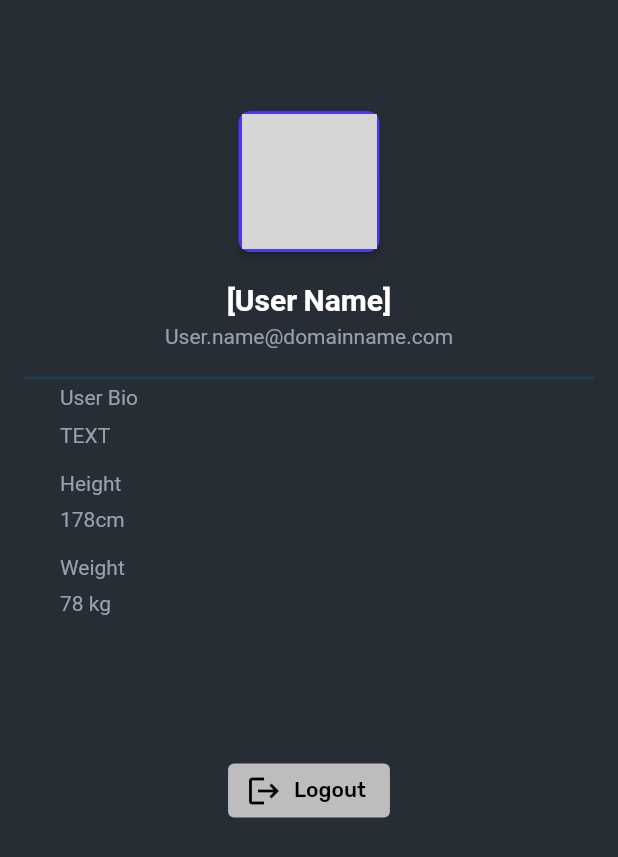
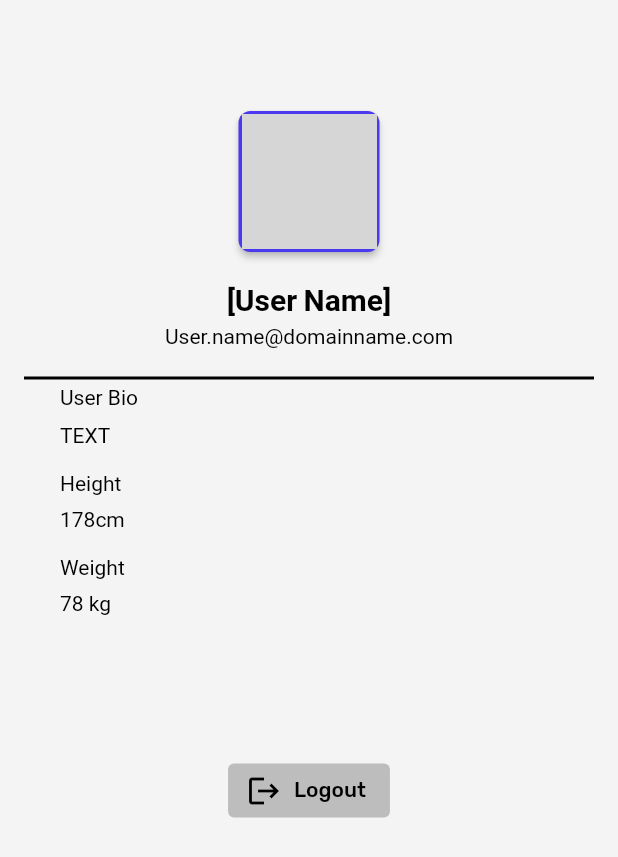
Before and after one commit to jokev106/Calowrie, a Flutter app: the MyAccount screen opened directly, on a phone screen of 412 x 824 dp. Shown: the top 857 px of the screen. Run offline on Flutter 3.47's test engine with Material 2 defaults, Android fonts, the phone set to English and light mode, and no system bars; our stand-ins replace animated_bottom_navigation_bar, cloud_firestore, email_validator, equatable, firebase_auth, firebase_core and 6 more; accounts and stored records are empty; Roboto replaces fonts that are missing (Lexend Deca); grey boxes are pictures that could not be loaded.

Commit message:
Account Color

```diff
--- a/lib/views/pages/account.dart
+++ b/lib/views/pages/account.dart
@@ -14,7 +14,7 @@ class _MyAccountState extends State<MyAccount> {
   Widget build(BuildContext context) {
     return Scaffold(
         // key: scaffoldKey,
-        backgroundColor: const Color(0xFF262D34),
+        // backgroundColor: const Color(0xFF262D34),
         body: SingleChildScrollView(
           child: Column(mainAxisSize: MainAxisSize.max, children: [
             Padding(
@@ -63,7 +63,7 @@ class _MyAccountState extends State<MyAccount> {
                                 style: TextStyle(
                                     fontFamily: 'Lexend Deca',
                                     fontSize: 20,
-                                    color: Colors.white,
+                                    color: Colors.black,
                                     fontWeight: FontWeight.bold),
                               ),
                             ),
@@ -81,7 +81,7 @@ class _MyAccountState extends State<MyAccount> {
                                 style: TextStyle(
                                     fontFamily: 'Lexend Deca',
                                     fontSize: 14,
-                                    color: Color(0xFF95A1AC),
+                                    color: Colors.black,
                                     fontWeight: FontWeight.normal),
                               ),
                             ),
@@ -98,7 +98,7 @@ class _MyAccountState extends State<MyAccount> {
               thickness: 2,
               indent: 16,
               endIndent: 16,
-              color: Color(0x250D9BF1),
+              color: Colors.black,
             ),
             Padding(
               padding: const EdgeInsetsDirectional.fromSTEB(16, 0, 16, 12),
@@ -115,7 +115,7 @@ class _MyAccountState extends State<MyAccount> {
                           style: TextStyle(
                               fontFamily: 'Lexend Deca',
                               fontSize: 14,
-                              color: Color(0xFF95A1AC),
+                              color: Colors.black,
                               fontWeight: FontWeight.normal),
                         ),
                       ),
@@ -132,7 +132,7 @@ class _MyAccountState extends State<MyAccount> {
                             style: TextStyle(
                                 fontFamily: 'Lexend Deca',
                                 fontSize: 14,
-                                color: Color(0xFF95A1AC),
+                                color: Colors.black,
                                 fontWeight: FontWeight.normal),
                           ),
                         ),
@@ -157,7 +157,7 @@ class _MyAccountState extends State<MyAccount> {
                           style: TextStyle(
                               fontFamily: 'Lexend Deca',
                               fontSize: 14,
-                              color: Color(0xFF95A1AC),
+                              color: Colors.black,
                               fontWeight: FontWeight.normal),
                         ),
                       ),
@@ -174,7 +174,7 @@ class _MyAccountState extends State<MyAccount> {
                             style: TextStyle(
                                 fontFamily: 'Lexend Deca',
                                 fontSize: 14,
-                                color: Color(0xFF95A1AC),
+                                color: Colors.black,
                                 fontWeight: FontWeight.normal),
                           ),
                         ),
@@ -199,7 +199,7 @@ class _MyAccountState extends State<MyAccount> {
                           style: TextStyle(
                               fontFamily: 'Lexend Deca',
                               fontSize: 14,
-                              color: Color(0xFF95A1AC),
+                              color: Colors.black,
                               fontWeight: FontWeight.normal),
                         ),
                       ),
@@ -216,7 +216,7 @@ class _MyAccountState extends State<MyAccount> {
                             style: TextStyle(
                                 fontFamily: 'Lexend Deca',
                                 fontSize: 14,
-                                color: Color(0xFF95A1AC),
+                                color: Colors.black,
                                 fontWeight: FontWeight.normal),
                           ),
                         ),
```
